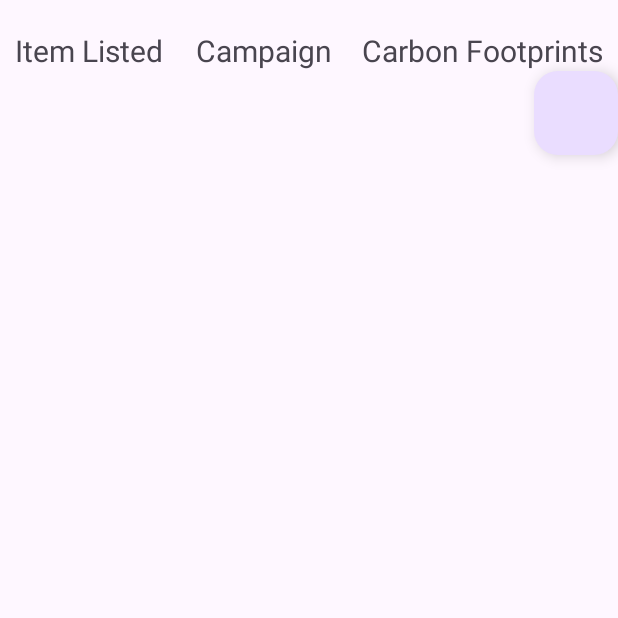
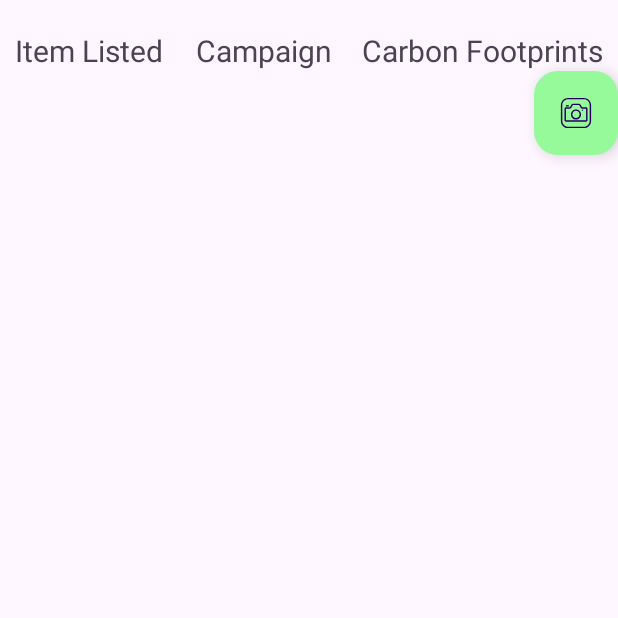
Before and after one commit to CodeXstalker/ClimateAction_Hack4Bengal, an Android app: the screen it shows after launch (MainActivity), on a phone screen of 412 x 824 dp, the top half of it. Run offline under Robolectric (Android 15) with nearby library versions, the phone set to English and light mode, and no system bars.

Commit message:
patch 1.4

```diff
--- /dev/null
+++ b/app/src/main/res/drawable/iconcamera.xml
@@ -0,0 +1,10 @@
+<vector xmlns:android="http://schemas.android.com/apk/res/android"
+    android:width="100dp"
+    android:height="100dp"
+    android:viewportWidth="50"
+    android:viewportHeight="50"
+    >
+  <path
+      android:fillColor="#FF000000"
+      android:pathData="M14,4C8.489,4 4,8.489 4,14L4,36C4,41.511 8.489,46 14,46L36,46C41.511,46 46,41.511 46,36L46,14C46,8.489 41.511,4 36,4L14,4zM14,6L36,6C40.431,6 44,9.569 44,14L44,36C44,40.431 40.431,44 36,44L14,44C9.569,44 6,40.431 6,36L6,14C6,9.569 9.569,6 14,6zM21.133,12C20.08,12 19.102,12.555 18.561,13.457L16.725,16.514C16.542,16.816 16.218,17 15.867,17L11,17C9.907,17 9,17.907 9,19L9,35C9,36.093 9.907,37 11,37L39,37C40.093,37 41,36.093 41,35L41,19C41,17.907 40.093,17 39,17L34.133,17C33.78,17 33.456,16.817 33.275,16.516A1,1 0,0 0,33.275 16.514L31.439,13.457C30.898,12.555 29.92,12 28.867,12L21.133,12zM12,14C11.448,14 11,14.448 11,15L11,16L15,16L15,15C15,14.448 14.552,14 14,14L12,14zM21.133,14L28.867,14C29.219,14 29.544,14.183 29.725,14.484A1,1 0,0 0,29.725 14.486L31.559,17.543C32.1,18.445 33.08,19 34.133,19L39,19L39,35L11,35L11,19L15.867,19C16.92,19 17.898,18.446 18.439,17.545A1,1 0,0 0,18.441 17.543L20.275,14.486A1,1 0,0 0,20.275 14.484C20.456,14.183 20.78,14 21.133,14zM25,20C21.146,20 18,23.146 18,27C18,30.854 21.146,34 25,34C28.854,34 32,30.854 32,27C32,23.146 28.854,20 25,20zM34,20A1,1 0,0 0,34 22A1,1 0,0 0,34 20zM25,22C27.773,22 30,24.227 30,27C30,29.773 27.773,32 25,32C22.227,32 20,29.773 20,27C20,24.227 22.227,22 25,22z"/>
+</vector>
--- a/app/src/main/res/layout/activity_main.xml
+++ b/app/src/main/res/layout/activity_main.xml
@@ -46,10 +46,19 @@
 
     </LinearLayout>
 
+    <androidx.recyclerview.widget.RecyclerView
+        android:layout_width="match_parent"
+        android:layout_height="wrap_content"
+        android:id="@+id/re_item">
+
+    </androidx.recyclerview.widget.RecyclerView>
+
     <com.google.android.material.floatingactionbutton.FloatingActionButton
         android:layout_width="wrap_content"
         android:layout_height="wrap_content"
-        android:layout_gravity="end|bottom"
+        android:backgroundTint="#96FA9A"
+        android:src="@drawable/iconcamera"
+        android:layout_gravity="bottom|end"
         />
 
 
```
